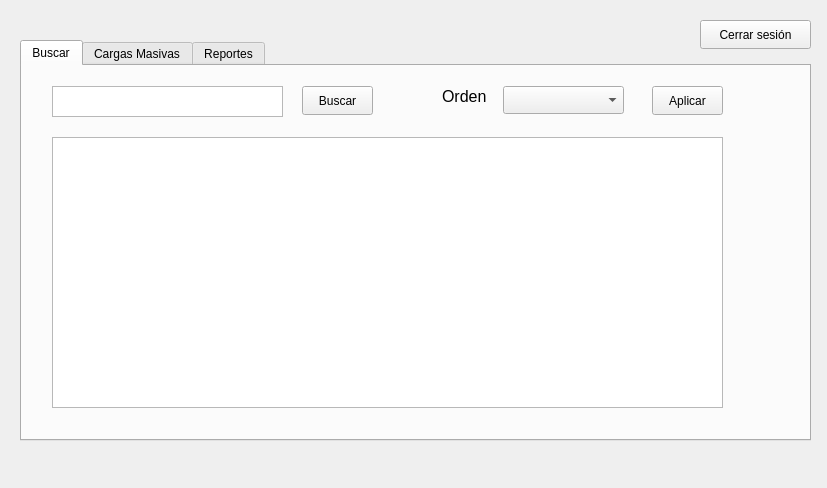
Qt form Fase 2/Fase2EDD/moduloadministrador.ui (matiuuh/-EDD-Proyecto1_202203009) before a commit.
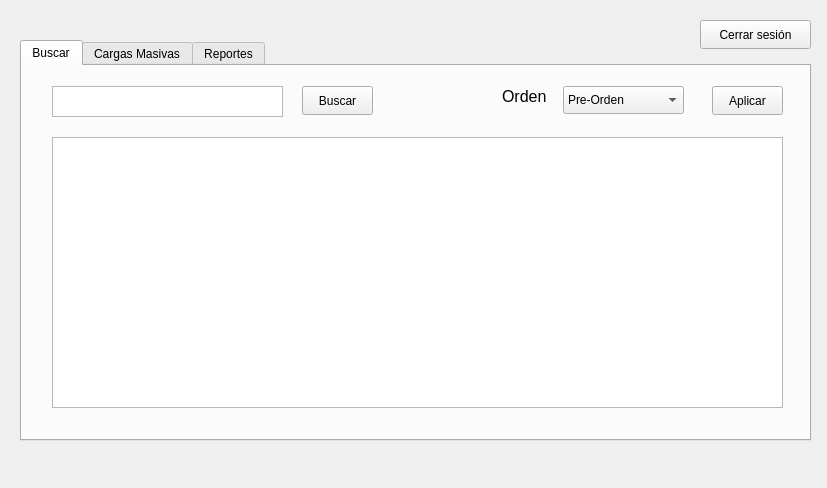
The same form after that commit. The open tabs and pages were chosen to show the change.

```diff
--- a/Fase 2/Fase2EDD/moduloadministrador.ui
+++ b/Fase 2/Fase2EDD/moduloadministrador.ui
@@ -35,7 +35,7 @@
        <rect>
         <x>30</x>
         <y>71</y>
-        <width>671</width>
+        <width>731</width>
         <height>271</height>
        </rect>
       </property>
@@ -66,7 +66,7 @@
      <widget class="QPushButton" name="pushButton_5">
       <property name="geometry">
        <rect>
-        <x>630</x>
+        <x>690</x>
         <y>20</y>
         <width>71</width>
         <height>29</height>
@@ -79,17 +79,32 @@
      <widget class="QComboBox" name="comboBox">
       <property name="geometry">
        <rect>
-        <x>481</x>
+        <x>541</x>
         <y>20</y>
         <width>121</width>
         <height>28</height>
        </rect>
       </property>
+      <item>
+       <property name="text">
+        <string>Pre-Orden</string>
+       </property>
+      </item>
+      <item>
+       <property name="text">
+        <string>In-Orden</string>
+       </property>
+      </item>
+      <item>
+       <property name="text">
+        <string>Post-Orden</string>
+       </property>
+      </item>
      </widget>
      <widget class="QLabel" name="label_6">
       <property name="geometry">
        <rect>
-        <x>420</x>
+        <x>480</x>
         <y>20</y>
         <width>63</width>
         <height>20</height>
```
Left out of the diff: 12 changed lines with no effect on the pictures.
